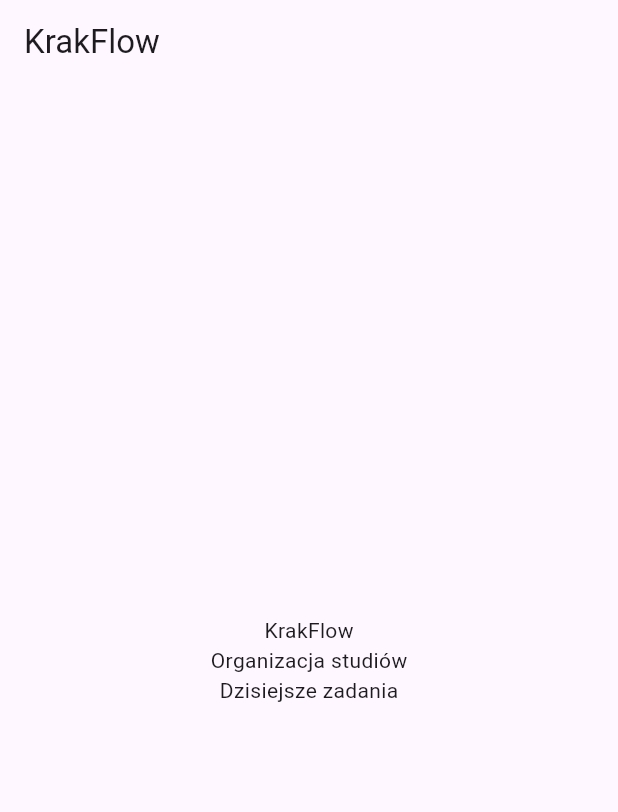
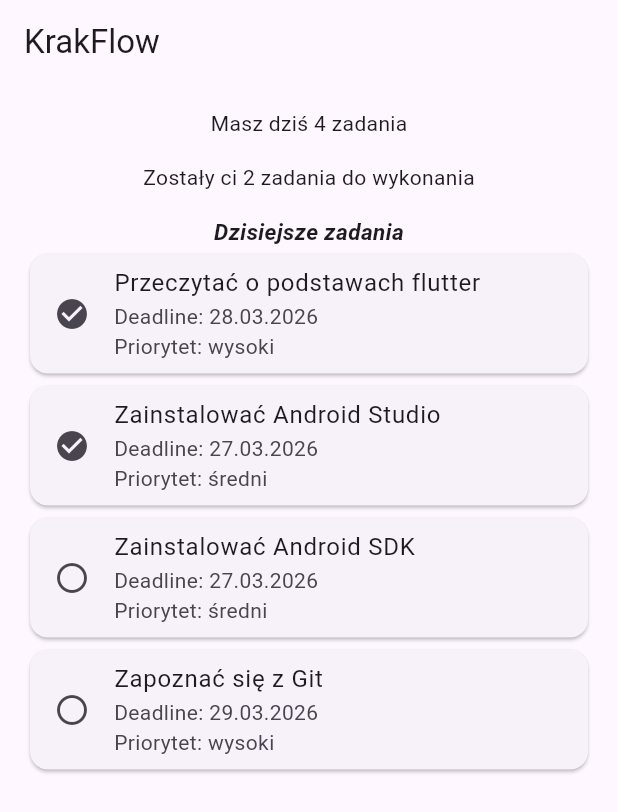
Before and after one commit to jakubsciupider/krakowtodo_flutter, a Flutter app: the screen it shows after launch, on a phone screen of 412 x 824 dp. Shown: the top 812 px of the screen. Run offline on Flutter 3.47's test engine with Material 3 defaults, Android fonts, the light colour scheme and no system bars.

Commit message:
Lab4 26.03.2026r - dodanie ListView.builder z listami klas Task, napisanie klasy TaskCard, stylizacja tekstów, padding, alignment, zależnosci ikony od statusu tasku, proste wykorzystania SizedBox

```diff
--- a/lib/main.dart
+++ b/lib/main.dart
@@ -1,28 +1,108 @@
 import 'package:flutter/material.dart';
 
 void main() {
-  runApp(MyApp());
+  runApp(const MyApp());
 }
 
 class MyApp extends StatelessWidget {
+  const MyApp({super.key});
+
   @override
   Widget build(BuildContext context) {
+    final int completedTasks = tasks.where((t) => t.done).length;
+
     return MaterialApp(
       home: Scaffold(
         appBar: AppBar(
-          title: Text("KrakFlow"),
+          title: const Text("KrakFlow"),
         ),
-        body: Center(
+        body: Padding(
+          padding: EdgeInsets.all(16),
           child: Column(
-            mainAxisAlignment: MainAxisAlignment.center,
             children: [
-              Text("KrakFlow"),
-              Text("Organizacja studiów"),
-              Text("Dzisiejsze zadania"),
+              Column(
+                crossAxisAlignment: CrossAxisAlignment.start,
+                children: [
+                  Text("Masz dziś ${tasks.length} zadania"),
+                  SizedBox(height: 16)
+                ]
+              ),
+              Column(
+                  crossAxisAlignment: CrossAxisAlignment.start,
+                  children: [
+                    Text("Zostały ci $completedTasks zadania do wykonania"),
+                    SizedBox(height: 16)
+                  ]
+              ),
+              Text(
+                "Dzisiejsze zadania",
+                style: TextStyle(
+                    fontSize: 15,
+                    fontWeight: FontWeight.bold,
+                    fontStyle: FontStyle.italic
+                ),
+              ),
+              Expanded(
+                child: ListView.builder(
+                  itemCount: tasks.length,
+                  itemBuilder: (context, index) {
+                    return TaskCard(
+                      title: tasks[index].title,
+                      subtitle: "Deadline: ${tasks[index].deadline}\nPriorytet: ${tasks[index].priority}",
+                      icon: tasks[index].done ? Icons.check_circle : Icons.radio_button_unchecked
+                    );
+                  },
+                ),
+              ),
             ],
           ),
-        ),
+        )
       ),
     );
   }
 }
+
+class Task {
+  final String title;
+  final String deadline;
+  final bool done;
+  final String priority;
+
+  Task({
+    required this.title,
+    required this.deadline,
+    required this.done,
+    required this.priority
+  });
+}
+
+List<Task> tasks = [
+  Task(title: "Przeczytać o podstawach flutter", deadline: "28.03.2026", done: true, priority: "wysoki"),
+  Task(title: "Zainstalować Android Studio", deadline: "27.03.2026", done: true, priority: "średni"),
+  Task(title: "Zainstalować Android SDK", deadline: "27.03.2026", done: false, priority: "średni"),
+  Task(title: "Zapoznać się z Git", deadline: "29.03.2026", done: false, priority: "wysoki")
+];
+
+class TaskCard extends StatelessWidget {
+  final String title;
+  final String subtitle;
+  final IconData icon;
+
+  const TaskCard({
+    super.key,
+    required this.title,
+    required this.subtitle,
+    required this.icon
+  });
+
+  @override
+  Widget build(BuildContext context) {
+    return Card(
+      child: ListTile(
+        leading: Icon(icon),
+        title: Text(title),
+        subtitle: Text(subtitle),
+      ),
+    );
+  }
+}
```
